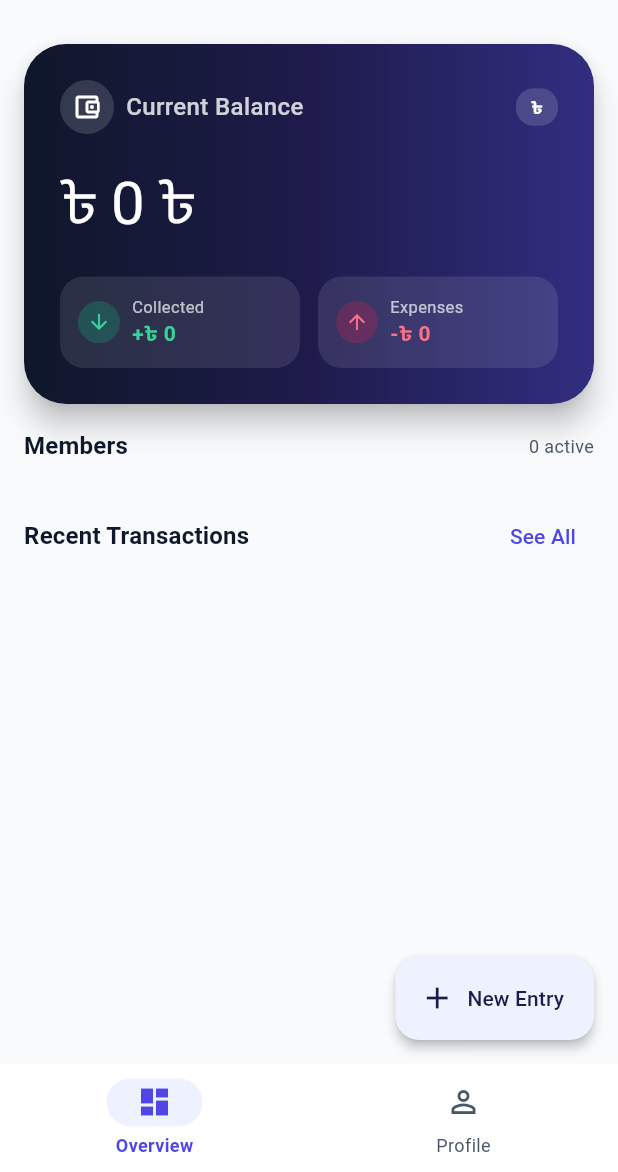
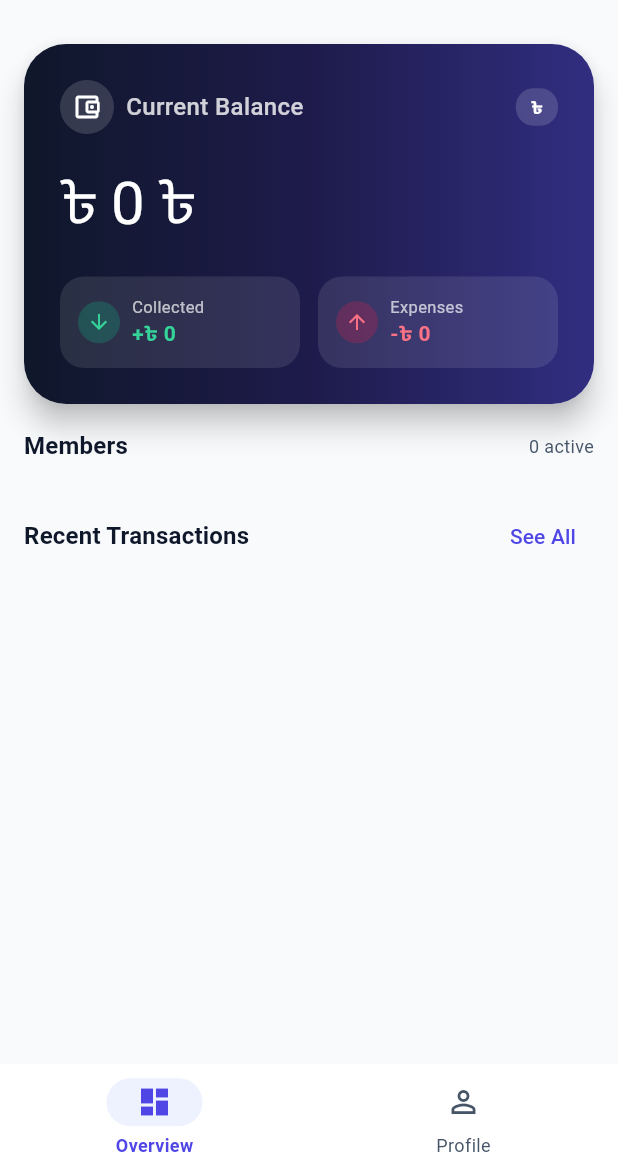
Before and after one commit to DelightReza/Fund, a Flutter app: the DashboardScreen screen opened directly, on a phone screen of 412 x 824 dp, the part 64-1236 px from its top. Run offline on Flutter 3.47's test engine with Material 3 defaults, Android fonts, the light colour scheme and no system bars; our stand-ins replace flutter_riverpod, shared_preferences; accounts and stored records are empty.

Commit message:
refactor(dashboard): remove transaction FAB and debt UI
Remove the floating action button and debt simplification cards to streamline the dashboard layout.

```diff
--- a/lib/screens/dashboard_screen.dart
+++ b/lib/screens/dashboard_screen.dart
@@ -170,11 +170,6 @@ class _DashboardScreenState extends ConsumerState<DashboardScreen> {
               destinations: destinations,
             )
           : null,
-      floatingActionButton: FloatingActionButton.extended(
-        onPressed: () => Navigator.of(context).push(MaterialPageRoute(builder: (_) => const AddTransactionScreen())),
-        icon: const Icon(Icons.add),
-        label: const Text('New Entry'),
-      ),
       body: IndexedStack(
         index: safeIndex,
         children: pages,
@@ -293,49 +288,6 @@ class _DashboardScreenState extends ConsumerState<DashboardScreen> {
             },
           ),
           const SizedBox(height: 16),
-          if (settlements.isNotEmpty) ...[
-            Text('Debt Simplification', style: Theme.of(context).textTheme.titleMedium?.copyWith(fontWeight: FontWeight.bold)),
-            const SizedBox(height: 8),
-            Card(
-              child: Padding(
-                padding: const EdgeInsets.symmetric(vertical: 8),
-                child: Column(
-                  children: settlements
-                      .map<Widget>(
-                        (s) => ListTile(
-                          dense: true,
-                          leading: CircleAvatar(
-                            radius: 14,
-                            backgroundColor: Theme.of(context).colorScheme.secondaryContainer,
-                            child: Icon(Icons.sync_alt, size: 16, color: Theme.of(context).colorScheme.onSecondaryContainer),
-                          ),
-                          title: Text(
-                            '${_memberName(appState, s.from)} → ${_memberName(appState, s.to)}',
-                            style: const TextStyle(fontWeight: FontWeight.bold),
-                          ),
-                          subtitle: const Text('Suggested Settlement'),
-                          trailing: Container(
-                            padding: const EdgeInsets.symmetric(horizontal: 10, vertical: 4),
-                            decoration: BoxDecoration(
-                              color: Theme.of(context).colorScheme.primaryContainer,
-                              borderRadius: BorderRadius.circular(8),
-                            ),
-                            child: Text(
-                              FormatUtils.currency(s.amount, appState.config.currency),
-                              style: TextStyle(
-                                fontWeight: FontWeight.bold,
-                                color: Theme.of(context).colorScheme.onPrimaryContainer,
-                              ),
-                            ),
-                          ),
-                        ),
-                      )
-                      .toList(),
-                ),
-              ),
-            ),
-            const SizedBox(height: 16),
-          ],
           Row(
             mainAxisAlignment: MainAxisAlignment.spaceBetween,
             children: [
```
